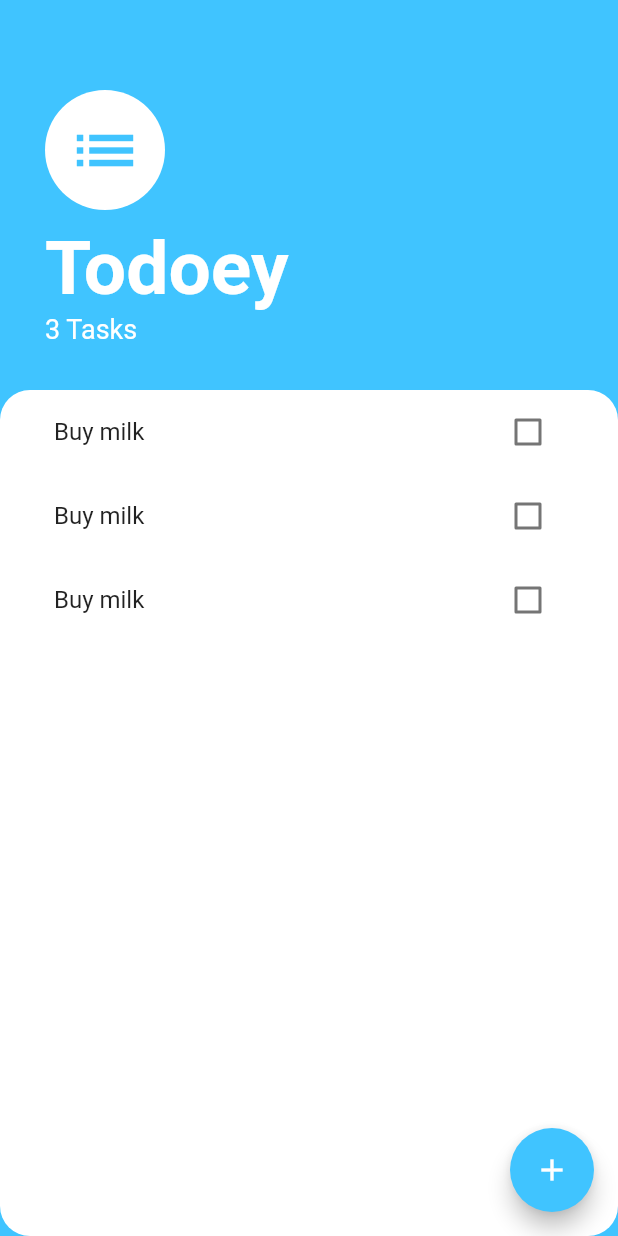
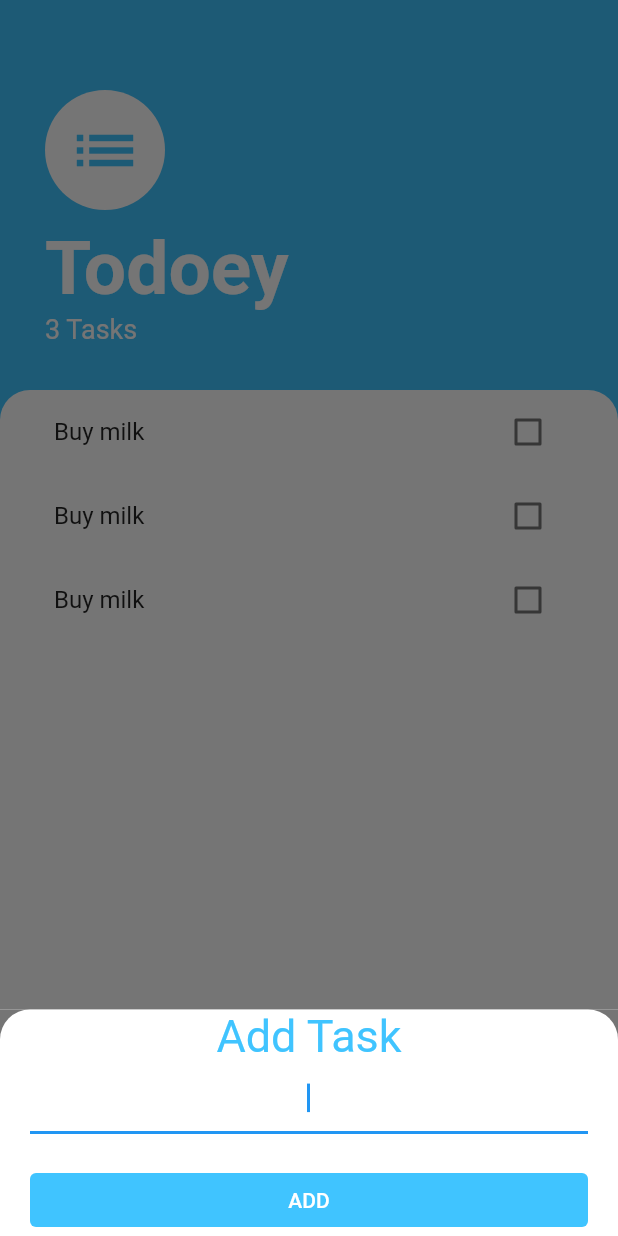
Before and after one commit to SultanCse/todoey_new, a Flutter app: the screen it shows after launch, after a tap on the "add" icon, on a phone screen of 412 x 824 dp. Run offline on Flutter 3.47's test engine with Material 2 defaults, Android fonts, the phone set to English and light mode, and no system bars.

Commit message:
design done

```diff
--- /dev/null
+++ b/lib/screen/add_task_screen.dart
@@ -0,0 +1,53 @@
+import 'package:flutter/cupertino.dart';
+import 'package:flutter/material.dart';
+
+class AddTask extends StatelessWidget {
+  const AddTask({Key? key}) : super(key: key);
+
+  @override
+  Widget build(BuildContext context) {
+    return Container(
+      color: const Color(0xff757575),
+      child: Container(
+        padding: const EdgeInsets.symmetric(horizontal: 20),
+        decoration: const BoxDecoration(
+          color: Colors.white,
+          borderRadius: BorderRadius.vertical(
+            top: Radius.circular(20),
+          ),
+        ),
+        child: Column(
+          crossAxisAlignment: CrossAxisAlignment.stretch,
+          children: [
+            const Text(
+              "Add Task",
+              textAlign: TextAlign.center,
+              style: TextStyle(fontSize: 30, color: Colors.lightBlueAccent),
+            ),
+            const TextField(
+              autofocus: true,
+              textAlign: TextAlign.center,
+              // maxLines: 4,
+            ),
+            SizedBox(
+              height: 20,
+            ),
+            TextButton(
+              onPressed: () {},
+              child: const Text(
+                "ADD",
+                style: TextStyle(
+                  color: Colors.white,
+                ),
+              ),
+              style: ButtonStyle(
+                backgroundColor: MaterialStateProperty.all(Colors.lightBlueAccent),
+                padding: MaterialStateProperty.all(EdgeInsets.zero),
+              ),
+            ),
+          ],
+        ),
+      ),
+    );
+  }
+}
--- a/lib/screen/task_screen.dart
+++ b/lib/screen/task_screen.dart
@@ -2,6 +2,7 @@ import 'package:flutter/cupertino.dart';
 import 'package:flutter/material.dart';
 
 import '../widgets/task_list.dart';
+import 'add_task_screen.dart';
 
 class TaskScreen extends StatefulWidget {
   const TaskScreen({Key? key}) : super(key: key);
@@ -11,12 +12,23 @@ class TaskScreen extends StatefulWidget {
 }
 
 class _TaskScreenState extends State<TaskScreen> {
+  // Widget buildButtonSheet(BuildContext context) => Container();
   @override
   Widget build(BuildContext context) {
     return Scaffold(
       backgroundColor: Colors.lightBlueAccent,
       floatingActionButton: FloatingActionButton(
-        onPressed: () {},
+        onPressed: () {
+          showModalBottomSheet(
+            context: context,
+            isScrollControlled: true,
+            builder: (BuildContext context) => SingleChildScrollView(
+              child: Container(
+                  padding: EdgeInsets.only(bottom: MediaQuery.of(context).viewInsets.bottom),
+                  child: const AddTask()),
+            ),
+          );
+        },
         backgroundColor: Colors.lightBlueAccent,
         child: const Icon(Icons.add),
       ),
```
